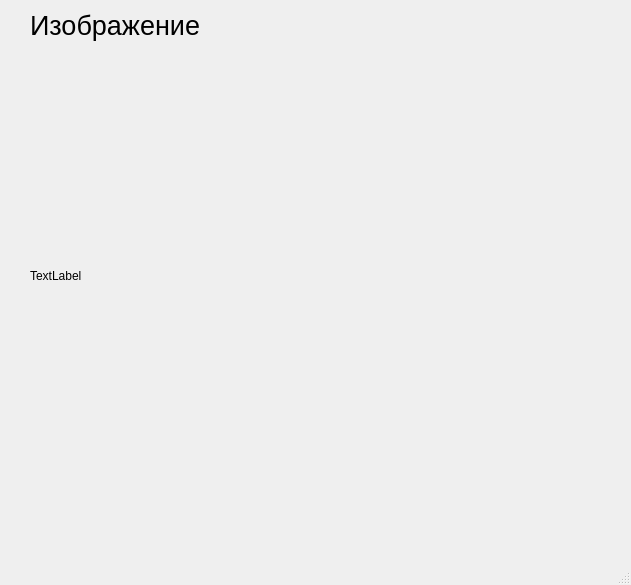
First picture: the form in interface.ui, repository kKrIsTiNaA/Project_API, before the edit.
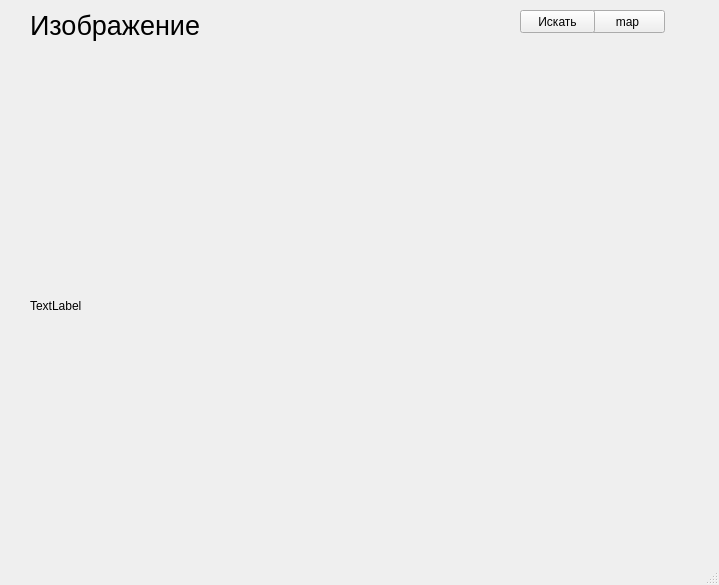
Second picture: the form after the edit.

Commit message: 4rd Ready with mistake by Roma:)

```diff
--- a/interface.ui
+++ b/interface.ui
@@ -6,7 +6,7 @@
    <rect>
     <x>0</x>
     <y>0</y>
-    <width>631</width>
+    <width>719</width>
     <height>585</height>
    </rect>
   </property>
@@ -18,7 +18,7 @@
     <property name="geometry">
      <rect>
       <x>30</x>
-      <y>40</y>
+      <y>70</y>
       <width>531</width>
       <height>471</height>
      </rect>
@@ -45,6 +45,32 @@
      <string>Изображение</string>
     </property>
    </widget>
+   <widget class="QPushButton" name="typeBTN">
+    <property name="geometry">
+     <rect>
+      <x>590</x>
+      <y>10</y>
+      <width>75</width>
+      <height>23</height>
+     </rect>
+    </property>
+    <property name="text">
+     <string>map</string>
+    </property>
+   </widget>
+   <widget class="QPushButton" name="findBTN">
+    <property name="geometry">
+     <rect>
+      <x>520</x>
+      <y>10</y>
+      <width>75</width>
+      <height>23</height>
+     </rect>
+    </property>
+    <property name="text">
+     <string>Искать</string>
+    </property>
+   </widget>
   </widget>
   <widget class="QMenuBar" name="menubar">
    <property name="geometry">
```
Left out of the diff: 2 changed lines with no effect on the pictures. The commit also changes 2 other files.
